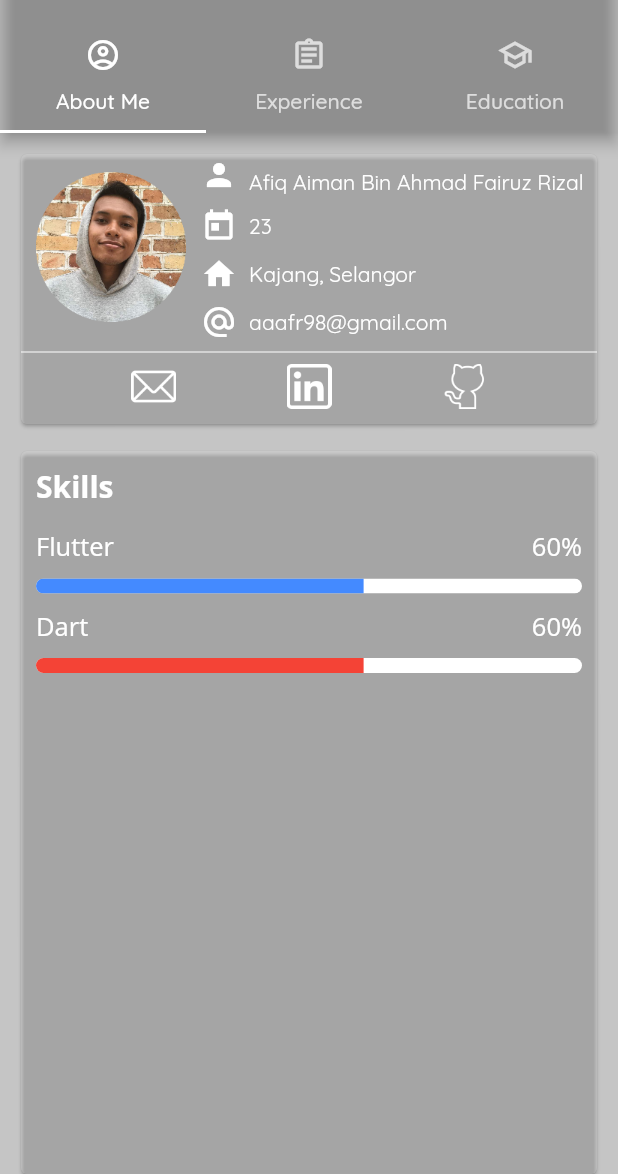
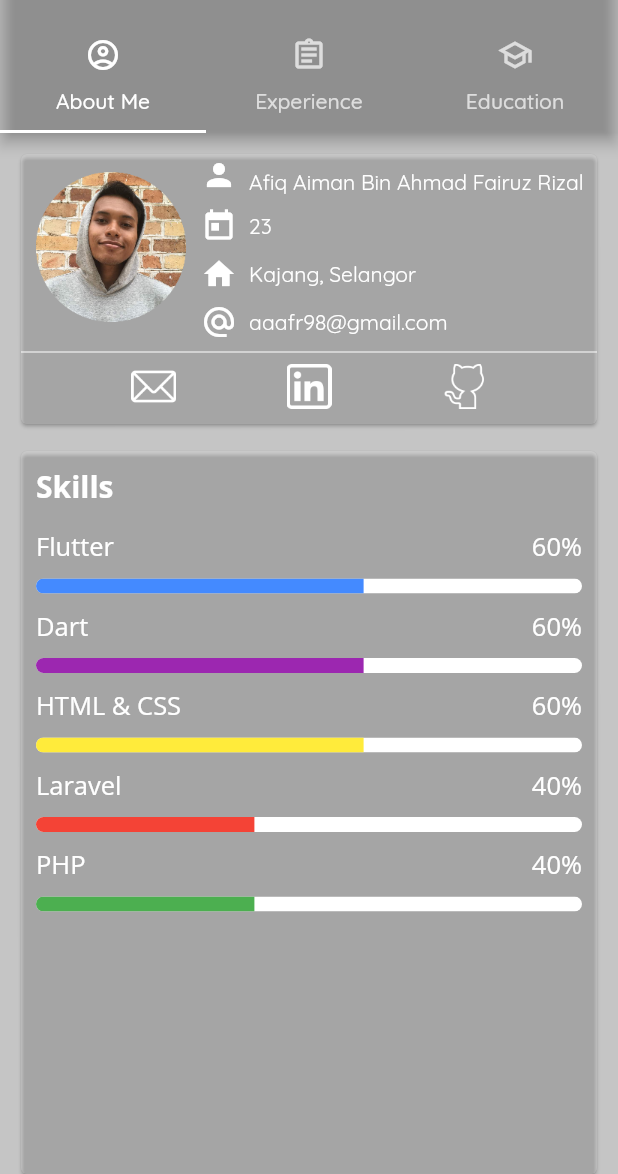
Before and after one commit to afiqaimanafr/resume-mobile-app, a Flutter app: the screen it shows after launch, on a phone screen of 412 x 824 dp, the part 62-1236 px from its top. Run offline on Flutter 3.47's test engine with Material 2 defaults, Android fonts, the light colour scheme and no system bars; Roboto replaces fonts that are missing (QuickSand).

Commit message:
latest ui

```diff
--- a/lib/screens/about_me/widgets/skills_card.dart
+++ b/lib/screens/about_me/widgets/skills_card.dart
@@ -86,7 +86,13 @@ class SkillsCard extends StatelessWidget {
               buildLabelIndicator('Flutter', '60%'),
               buildProgressIndicator(0.6, Colors.blueAccent),
               buildLabelIndicator('Dart', '60%'),
-              buildProgressIndicator(0.6, Colors.red),
+              buildProgressIndicator(0.6, Colors.purple),
+              buildLabelIndicator('HTML & CSS', '60%'),
+              buildProgressIndicator(0.6, Colors.yellow),
+              buildLabelIndicator('Laravel', '40%'),
+              buildProgressIndicator(0.4, Colors.red),
+              buildLabelIndicator('PHP', '40%'),
+              buildProgressIndicator(0.4, Colors.green),
             ],
           ),
         ),
```
